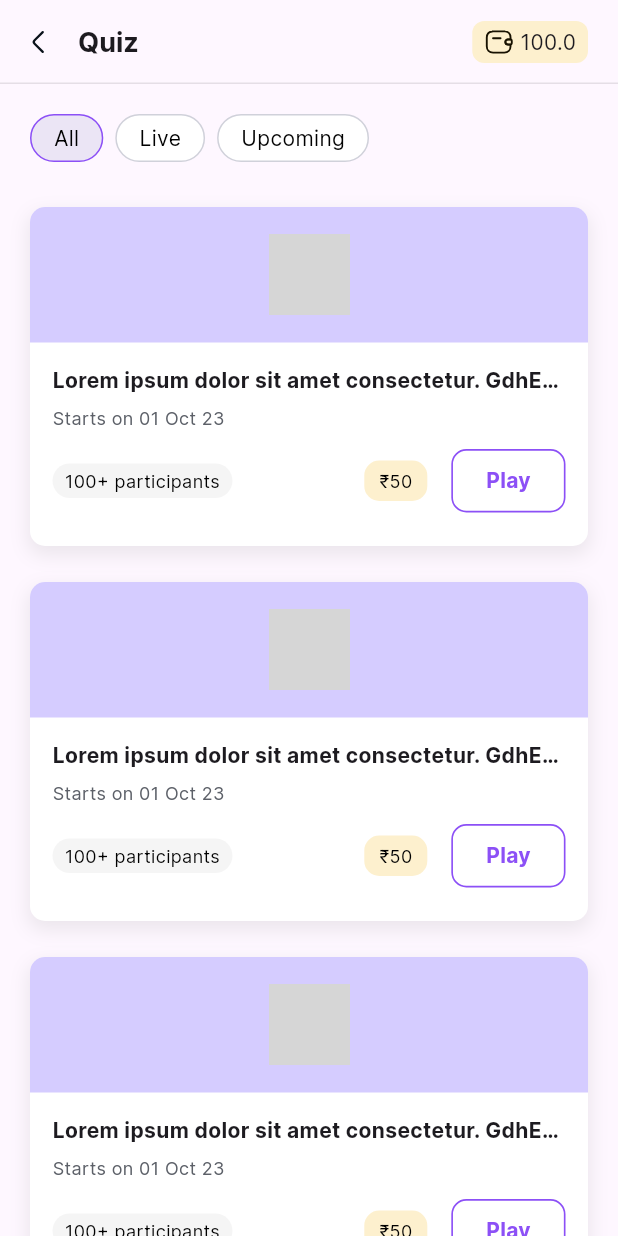
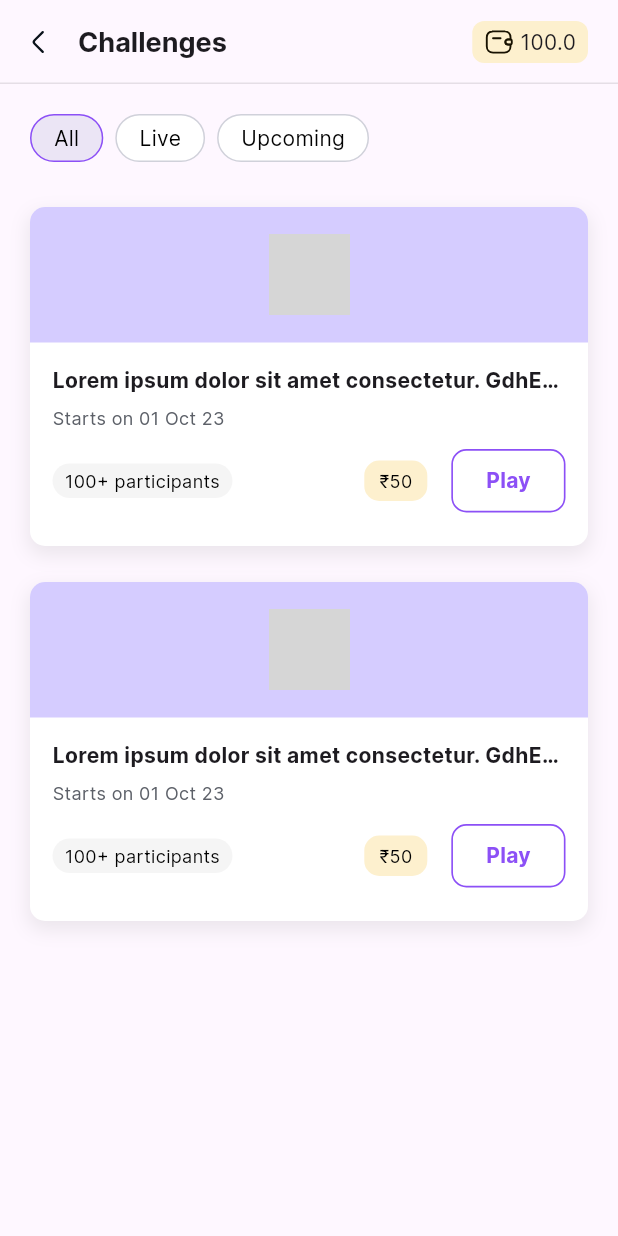
Before and after one commit to vanderduse/skillspe-Flutter-, a Flutter app: the ViewAllQuiz screen opened directly, on a phone screen of 412 x 824 dp. Run offline on Flutter 3.47's test engine with Material 3 defaults, Android fonts, the phone set to English and light mode, and no system bars; our stand-ins replace auto_size_text, bloc, carousel_slider, country_code_picker, dio, dots_indicator and 8 more; missing offline and left inert: dart:ffi, flutter_firebase_recaptcha; accounts and stored records are empty; network calls fail; project files that could hold a hidden picture were left out; grey boxes are pictures that could not be loaded.

Commit message:
feat: :sparkles: added onPress navigation events

```diff
--- a/lib/main.dart
+++ b/lib/main.dart
@@ -7,7 +7,7 @@ import 'package:skills_pe/screens/tournaments/create_tournament.dart';
 import 'package:skills_pe/screens/tournaments/main.dart';
 import 'package:skills_pe/screens/login_screens/main.dart';
 import 'bloc/challenges_bloc.dart';
-import 'package:skills_pe/screens/view_all/ui/view_all_tournament.dart';
+import 'package:skills_pe/screens/view_all/ui/view_all_challenges.dart';
 
 void main() {
   runApp(
@@ -61,7 +61,7 @@ class MyApp extends StatelessWidget {
           fontFamily: 'Inter',
           useMaterial3: true,
         ),
-        home: ViewAllTournament());
+        home: HomeMain());
   }
 }
 
--- a/lib/screens/home_screens/ui/main.dart
+++ b/lib/screens/home_screens/ui/main.dart
@@ -48,14 +48,7 @@ class _HomeMain extends State<HomeMain> {
                   'date': 'Jun 30 - Jul 30, 2023',
                   // Add more properties as needed
                 },
-                {
-                  'title': 'Lorem ipsum ',
-                  'icon':
-                      'https://cdn-icons-png.flaticon.com/512/1800/1800912.png',
-                  'type': 'Inspiration',
-                  'date': 'Jun 30 - Jul 30, 2023',
-                  // Add more properties as needed
-                },
+
                 // Add more data items as needed
               ],
             ),
@@ -70,7 +63,6 @@ class _HomeMain extends State<HomeMain> {
                   'participants': '100+ participants',
                   'date': 'Starts on 01 Oct 23',
                   'price': '₹50'
-                  // Add more properties as needed
                 },
                 {
                   'title': 'Lorem ipsum dolor sit amet consectetur.',
@@ -79,16 +71,6 @@ class _HomeMain extends State<HomeMain> {
                   'participants': '100+ participants',
                   'date': 'Starts on 01 Oct 23',
                   'price': '₹20'
-                  // Add more properties as needed
-                },
-                {
-                  'title': 'Lorem ipsum dolor.',
-                  'icon':
-                      'https://cdn-icons-png.flaticon.com/512/4999/4999578.png',
-                  'participants': '100+ participants',
-                  'date': 'Starts on 01 Oct 23',
-                  'price': '₹50'
-                  // Add more properties as needed
                 },
                 // Add more data items as needed
               ],
--- a/lib/screens/home_screens/ui/quiz_widget.dart
+++ b/lib/screens/home_screens/ui/quiz_widget.dart
@@ -1,5 +1,6 @@
 import 'package:flutter/material.dart';
 import 'package:skills_pe/sharedWidgets/quiz_card.dart';
+import 'package:skills_pe/screens/view_all/ui/view_all_quiz.dart';
 
 class QuizWidget extends StatelessWidget {
   final String title;
@@ -27,6 +28,11 @@ class QuizWidget extends StatelessWidget {
               TextButton(
                 onPressed: () {
                   // Handle the 'View All' button tap
+                  Navigator.push(
+                    context,
+                    MaterialPageRoute(
+                        builder: (context) => ViewAllQuiz()),
+                  );
                 },
                 child: Text(
                   'View All',
--- a/lib/screens/home_screens/ui/tournament_widget.dart
+++ b/lib/screens/home_screens/ui/tournament_widget.dart
@@ -1,5 +1,6 @@
 import 'package:flutter/material.dart';
 import 'package:skills_pe/sharedWidgets/tournament_card.dart';
+import 'package:skills_pe/screens/view_all/ui/view_all_tournament.dart';
 
 class TournamentWidget extends StatelessWidget {
   final String title;
@@ -27,6 +28,11 @@ class TournamentWidget extends StatelessWidget {
               TextButton(
                 onPressed: () {
                   // Handle the 'View All' button tap
+                  Navigator.push(
+                    context,
+                    MaterialPageRoute(
+                        builder: (context) => ViewAllTournament()),
+                  );
                 },
                 child: Text(
                   'View All',
--- a/lib/screens/view_all/ui/view_all_quiz.dart
+++ b/lib/screens/view_all/ui/view_all_quiz.dart
@@ -29,18 +29,13 @@ class ViewAllQuiz extends StatelessWidget {
         'date': 'Starts on 01 Oct 23',
         'price': '₹50'
       },
-      {
-        'title':
-            'Lorem ipsum dolor sit amet consectetur. GdhEst dolor sit amet consectetur',
-        'icon': 'https://cdn-icons-png.flaticon.com/512/4999/4999578.png',
-        'participants': '100+ participants',
-        'date': 'Starts on 01 Oct 23',
-        'price': '₹50'
-      },
     ];
 
     return Scaffold(
-      appBar: navigationWithWallet('Quiz', dummyWalletAmount),
+      appBar: AppbarWithBack(
+        screenName: 'Challenges',
+        walletAmount: dummyWalletAmount,
+      ),
       body: SingleChildScrollView(
         child: Column(
           crossAxisAlignment: CrossAxisAlignment.stretch,
--- a/lib/screens/view_all/ui/view_all_tournament.dart
+++ b/lib/screens/view_all/ui/view_all_tournament.dart
@@ -40,7 +40,10 @@ class ViewAllTournament extends StatelessWidget {
     ];
 
     return Scaffold(
-      appBar: navigationWithWallet('Tournaments', dummyWalletAmount),
+      appBar: AppbarWithBack(
+        screenName: 'Challenges',
+        walletAmount: dummyWalletAmount,
+      ),
       body: SingleChildScrollView(
         child: Column(
           crossAxisAlignment: CrossAxisAlignment.stretch,
--- a/lib/sharedWidgets/back_wallet_appbar.dart
+++ b/lib/sharedWidgets/back_wallet_appbar.dart
@@ -2,23 +2,42 @@ import 'package:flutter/material.dart';
 import 'package:flutter_svg/flutter_svg.dart';
 import 'package:skills_pe/sharedWidgets/wallet_icon.dart';
 
-AppBar navigationWithWallet(String screenName, double walletAmount) {
+class AppbarWithBack extends StatelessWidget implements PreferredSizeWidget {
+  final String screenName;
+  final double walletAmount;
+  final VoidCallback? onBackPress;
+
+  AppbarWithBack({
+    required this.screenName,
+    required this.walletAmount,
+    this.onBackPress,
+  });
+
+  @override
+  Size get preferredSize => const Size.fromHeight(kToolbarHeight);
+
+  @override
+  Widget build(BuildContext context) {
     return AppBar(
       centerTitle: false,
       automaticallyImplyLeading: false,
       shape: const Border(
-        bottom: BorderSide(color: Color.fromRGBO(0, 0, 0, 0.10), width: 1)),
+        bottom: BorderSide(color: Color.fromRGBO(0, 0, 0, 0.10), width: 1),
+      ),
       title: Row(
         mainAxisAlignment: MainAxisAlignment.start,
         crossAxisAlignment: CrossAxisAlignment.center,
         children: <Widget>[
-        Container(
+          GestureDetector(
+            onTap: onBackPress ?? () => Navigator.of(context).pop(),
+            child: Container(
               margin: const EdgeInsets.only(right: 16),
               alignment: Alignment.center,
               child: SvgPicture.asset(
                 "assets/icons/arrow-left.svg",
                 height: 20,
                 width: 20,
+              ),
             ),
           ),
           Align(
@@ -35,3 +54,4 @@ AppBar navigationWithWallet(String screenName, double walletAmount) {
       actions: [WalletIcon(walletAmount: walletAmount)],
     );
   }
+}
```
Also changed, not shown: lib/screens/home_screens/ui/challenges_widget.dart (+7 -1 lines), lib/screens/view_all/ui/view_all_challenges.dart (+5 -16 lines). Lines whose indentation alone changed are shown as unchanged.
